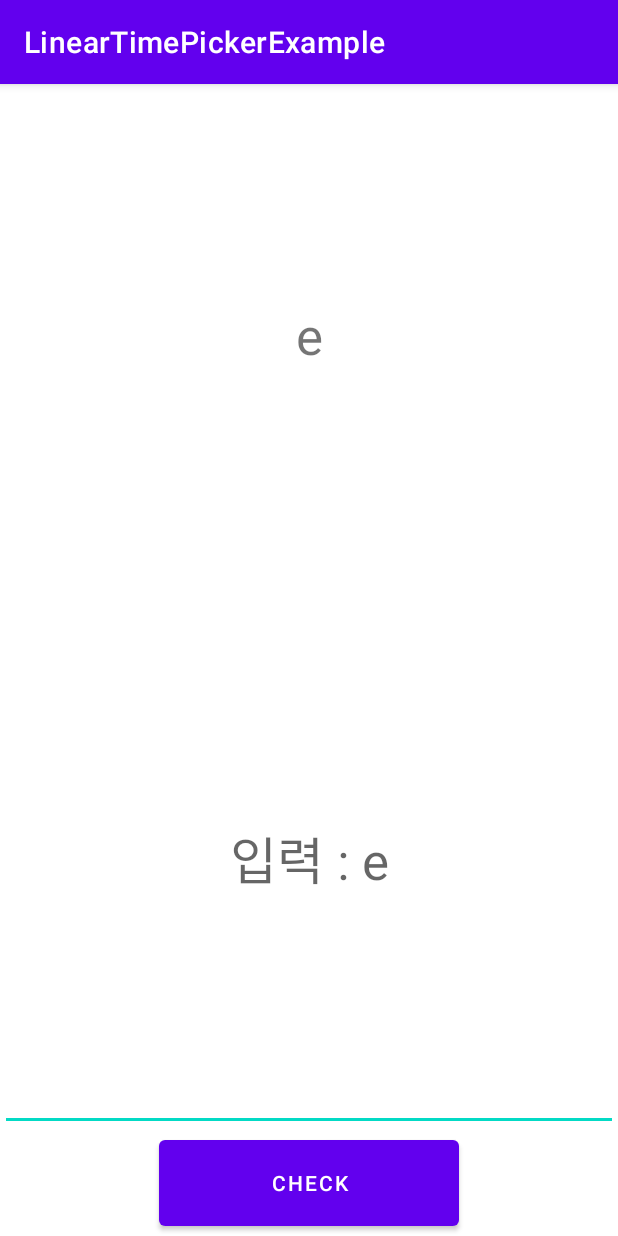
After one commit to htj7425/opensource_project, an Android app: the MissionActivity screen opened directly, with no data from a screen before it, on a phone screen of 412 x 824 dp. The commit adds this screen. Run offline under Robolectric (Android 15) with nearby library versions, the phone set to English and light mode, and no system bars.

Commit message:
linear_time_picker
2023-01-18-am:06:24

1. 미션(xml, java) 2개 생성

2. main_activity.xml
    - 알람 지정할 시간 표시
    - 알람 삭제 기능 구현
    - 알람 종료 버튼 구현

3. MainActivity.java
    - 알람 종료 기능 구현
    - 알람 설정 기능 구현

4. Alarm_Receiver.java
    - Service와 Activity간 통신을 위한 리시버 구현

5. RingtonePlayingService.java
    - Activity와 통신을 통해 알람 울리기 기능 구현
    - 알람 종료 기능 구현
    - 알람 종료 위해서
    MissionActivity.java, MissionActivity2.java
    로 액티비티 전환 기능 구현

```diff
--- a/app/build.gradle
+++ b/app/build.gradle
@@ -34,6 +34,7 @@ dependencies {
     implementation 'net.codecrafted:lineartimepicker:1.0.0'
     implementation 'net.steamcrafted:materialiconlib:1.1.4'
 
+    implementation 'androidx.work:work-runtime:2.7.1'
 
     implementation 'androidx.appcompat:appcompat:1.5.1'
     implementation 'com.google.android.material:material:1.7.0'
--- /dev/null
+++ b/app/src/main/java/com/example/linear_test/MissionActivity.java
@@ -0,0 +1,82 @@
+package com.example.linear_test;
+
+import androidx.appcompat.app.AppCompatActivity;
+
+import android.annotation.SuppressLint;
+import android.content.Context;
+import android.content.Intent;
+import android.os.Bundle;
+import android.view.View;
+import android.widget.Button;
+import android.widget.EditText;
+import android.widget.TextView;
+
+import java.util.Random;
+
+public class MissionActivity extends AppCompatActivity {
+    TextView answerText;
+    EditText answerInput;
+    Button checkButton;
+    /*
+    String answer_list[] =
+            {"오늘 걷지 않으면 내일은 뛰어야 한다. " +
+                    "지금 잠을 자면 꿈을 꾸지만 잠을 자지 않으면 꿈을 이룬다. " +
+                    "-도스토예프스키",
+                    "스스로 알을 깨면 한 마리 병아리가 되지만 남이 깨주면 프라이가 된다. " +
+                            "-J.허슬러",
+            "위대한 인물에게는 목표가 있고 평범한 사람들에게는 소원이 있을 뿐이다. " +
+                    "-워싱턴 어빙",
+            "일생동안 나는 항상 무언가 대단한 사람이되길 원했다." +
+                    "그런데 지금에 와서 보니 그 당시 좀더 구체적인 목표를" +
+                    "세웠어야 했었다는 것을 알았다. -크리스티",
+            "실수하지 않는 사람이 되는 것보다 포기하지 않는 사람이 되는 것이 중요하다" +
+                    "-보도셰퍼"};*/
+    String answer_list[] = {"a","b","c","d","e"};
+    int index;
+    Context context;
+
+    @SuppressLint("MissingInflatedId")
+    @Override
+    protected void onCreate(Bundle savedInstanceState) {
+        super.onCreate(savedInstanceState);
+        setContentView(R.layout.activity_mission);
+
+        context = this;
+
+        answerText = findViewById(R.id.answer_text);
+        answerInput = findViewById(R.id.answer_input);
+        checkButton = findViewById(R.id.check_button);
+
+        Random random = new Random();
+        random.setSeed(System.currentTimeMillis());
+        index = random.nextInt(5);
+
+        answerText.setText(answer_list[index]);
+        answerInput.setHint("입력 : " + answerText.getText());
+
+        checkButton.setOnClickListener(new View.OnClickListener() {
+            @Override
+            public void onClick(View v) {
+                if(answerText
+                        .getText()
+                        .toString()
+                        .replaceAll(" ","")
+                        .equals(answerInput
+                                .getText()
+                                .toString()
+                                .replaceAll(" ", ""))){
+
+                    final Intent stateIntent = new Intent(context, Alarm_Receiver.class);
+                    stateIntent.putExtra("state", "alarm off");
+                    sendBroadcast(stateIntent);
+
+                    finish();
+                }
+                else{
+                    answerInput.setText("");
+                    answerInput.setHint("잘 못 입력하셨습니다.");
+                }
+            }
+        });
+    }
+}
--- /dev/null
+++ b/app/src/main/res/layout/activity_mission.xml
@@ -0,0 +1,38 @@
+<?xml version="1.0" encoding="utf-8"?>
+<LinearLayout xmlns:android="http://schemas.android.com/apk/res/android"
+    xmlns:app="http://schemas.android.com/apk/res-auto"
+    xmlns:tools="http://schemas.android.com/tools"
+    android:layout_width="match_parent"
+    android:layout_height="match_parent"
+    android:orientation="vertical"
+    tools:context=".MissionActivity">
+
+    <TextView
+        android:id="@+id/answer_text"
+        android:layout_width="match_parent"
+        android:layout_height="wrap_content"
+        android:layout_weight="4"
+        android:gravity="center"
+        android:text="TextView"
+        android:textSize="34sp" />
+
+    <EditText
+        android:id="@+id/answer_input"
+        android:layout_width="match_parent"
+        android:layout_height="wrap_content"
+        android:layout_weight="4"
+        android:ems="10"
+        android:gravity="center"
+        android:hint="정답 입력"
+        android:inputType="textPersonName"
+        android:textSize="34sp" />
+
+    <Button
+        android:id="@+id/check_button"
+        android:layout_width="200dp"
+        android:layout_height="wrap_content"
+        android:layout_gravity="center"
+        android:layout_weight="0.3"
+        android:text="Check" />
+
+</LinearLayout>
```
Also changed, not shown: app/src/main/AndroidManifest.xml (+22 -0 lines), app/src/main/java/com/example/linear_test/Alarm_Receiver.java (added, +28 -0 lines), app/src/main/java/com/example/linear_test/MainActivity.java (+139 -15 lines), app/src/main/java/com/example/linear_test/MissionActivity2.java (added, +14 -0 lines), app/src/main/java/com/example/linear_test/RingtonePlayingService.java (added, +146 -0 lines), app/src/main/res/layout/activity_main.xml (+34 -6 lines), app/src/main/res/layout/activity_mission2.xml (added, +9 -0 lines), app/src/main/res/drawable-v24/upload_alarm.png (added), app/src/main/res/drawable/alarm_icon.png (added), 1 other file.
